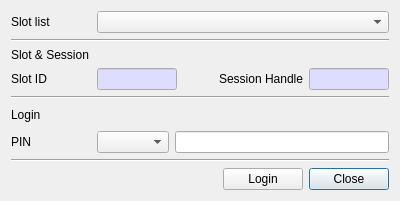
First picture: the form in CryptokiMan/login_dlg.ui, repository jykim74/CryptokiMan, before the edit.
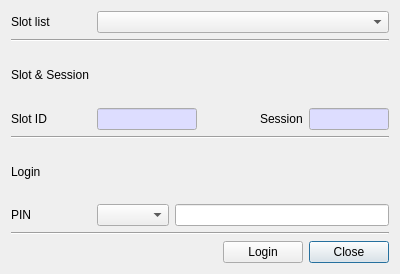
Second picture: the form after the edit.

Diff of the .ui file:
```diff
--- a/CryptokiMan/login_dlg.ui
+++ b/CryptokiMan/login_dlg.ui
@@ -7,7 +7,7 @@
     <x>0</x>
     <y>0</y>
     <width>400</width>
-    <height>200</height>
+    <height>274</height>
    </rect>
   </property>
   <property name="windowTitle">
@@ -89,7 +89,7 @@
        </property>
        <property name="maximumSize">
         <size>
-         <width>80</width>
+         <width>100</width>
          <height>16777215</height>
         </size>
        </property>
@@ -151,7 +151,7 @@
      <item>
       <widget class="QLabel" name="label_5">
        <property name="text">
-        <string>Session Handle</string>
+        <string>Session</string>
        </property>
       </widget>
      </item>
```
